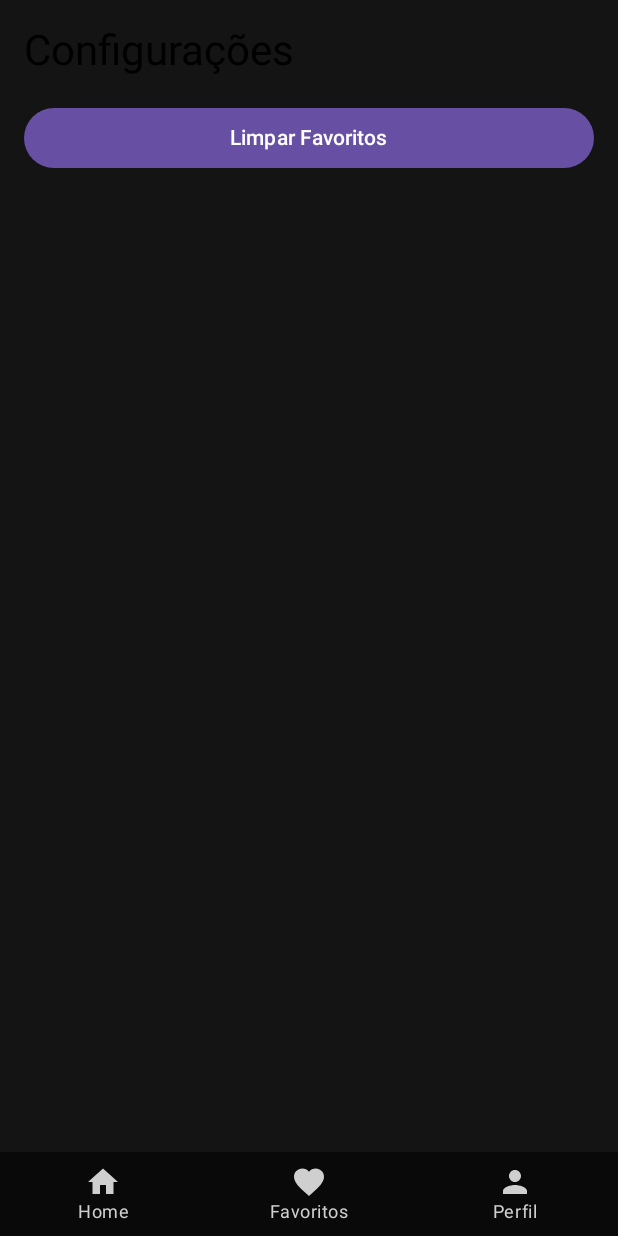
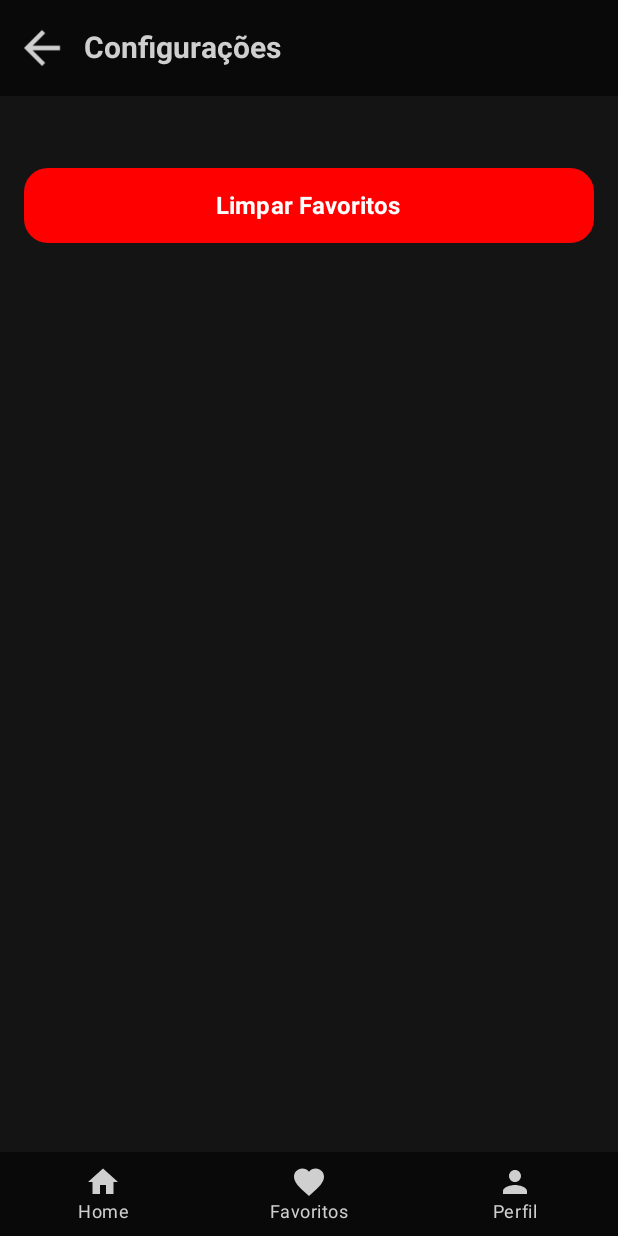
Before and after one commit to GustavoErick/PumpFit, an Android app built with Jetpack Compose: the ConfigScreen screen opened through its navigation route, on a phone screen of 412 x 824 dp. Run offline under Robolectric (Android 15) with nearby library versions, the phone set to English and light mode, and no system bars.

Commit message:
design tela de favoritos atualizado

```diff
--- a/app/src/main/java/com/example/pumpfit/ui/Menu.kt
+++ b/app/src/main/java/com/example/pumpfit/components/Menu.kt
@@ -1,4 +1,4 @@
-package com.example.pumpfit.ui
+package com.example.pumpfit.components
 
 import androidx.compose.foundation.layout.Box
 import androidx.compose.material.DropdownMenu
--- a/app/src/main/java/com/example/pumpfit/navigation/MainScreen.kt
+++ b/app/src/main/java/com/example/pumpfit/navigation/MainScreen.kt
@@ -121,16 +121,28 @@ fun MainScreen() {
                 )
             }
 
+//            composable("settings") {
+//                ConfigScreen(
+//                    onClearFavorites = {
+//                        favoriteExercises.clear()
+//                        coroutineScope.launch {
+//                            snackBarHostState.showSnackbar("Favoritos limpados com sucesso!")
+//                        }
+//                    },
+//                )
+//            }
             composable("settings") {
                 ConfigScreen(
+                    onBackClick = { navController.popBackStack() },
                     onClearFavorites = {
                         favoriteExercises.clear()
                         coroutineScope.launch {
                             snackBarHostState.showSnackbar("Favoritos limpados com sucesso!")
                         }
-                    },
+                    }
                 )
             }
+
         }
     }
 }
--- a/app/src/main/java/com/example/pumpfit/ui/screen/ConfigScreen.kt
+++ b/app/src/main/java/com/example/pumpfit/ui/screen/ConfigScreen.kt
@@ -1,46 +1,85 @@
 package com.example.pumpfit.ui.screen
 
 import androidx.compose.foundation.background
-import androidx.compose.foundation.layout.Column
-import androidx.compose.foundation.layout.Spacer
-import androidx.compose.foundation.layout.fillMaxSize
-import androidx.compose.foundation.layout.fillMaxWidth
-import androidx.compose.foundation.layout.height
-import androidx.compose.foundation.layout.padding
-import androidx.compose.material3.Button
-import androidx.compose.material3.MaterialTheme
-import androidx.compose.material3.Text
+import androidx.compose.foundation.layout.*
+import androidx.compose.foundation.shape.RoundedCornerShape
+import androidx.compose.material3.*
 import androidx.compose.runtime.Composable
+import androidx.compose.ui.Alignment
 import androidx.compose.ui.Modifier
 import androidx.compose.ui.graphics.Color
+import androidx.compose.ui.res.painterResource
+import androidx.compose.ui.text.font.FontWeight
+import androidx.compose.ui.tooling.preview.Preview
 import androidx.compose.ui.unit.dp
+import androidx.compose.ui.unit.sp
+import com.example.pumpfit.R
 
+
+@OptIn(ExperimentalMaterial3Api::class)
 @Composable
-fun ConfigScreen(onClearFavorites: () -> Unit) {
-    // basic configuration screen
+fun ConfigScreen(onBackClick: () -> Unit, onClearFavorites: () -> Unit) {
+    Scaffold(
+        topBar = {
+            TopAppBar(
+                title = {
+                    Text(
+                        text = "Configurações",
+                        color = Color(0xFFCFCFCF),
+                        fontSize = 20.sp,
+                        fontWeight = FontWeight.Bold
+                    )
+                },
+                navigationIcon = {
+                    IconButton(onClick = { onBackClick() }) {
+                        Icon(
+                            painter = painterResource(id = R.drawable.ic_back),
+                            contentDescription = "Voltar",
+                            tint = Color(0xFFCFCFCF)
+                        )
+                    }
+                },
+                colors = TopAppBarDefaults.topAppBarColors(
+                    containerColor = Color(0xFF090909),
+                    titleContentColor = Color(0xFFCFCFCF),
+                    navigationIconContentColor = Color(0xFFCFCFCF)
+                )
+            )
+
+        }
+    ) { innerPadding ->
         Column(
             modifier = Modifier
                 .fillMaxSize()
-            .background(Color(0xFF141414)) // Cor de fundo da tela
-            .padding(16.dp)
+                .background(Color(0xFF141414))
+                .padding(innerPadding)
+                .padding(16.dp),
+            horizontalAlignment = Alignment.CenterHorizontally
         ) {
-
-        Text(text = "Configurações", style = MaterialTheme.typography.headlineMedium)
-
-        Spacer(modifier = Modifier.height(16.dp))
+            Spacer(modifier = Modifier.height(32.dp))
 
             Button(
                 onClick = { onClearFavorites() },
-            modifier = Modifier.fillMaxWidth()
+                modifier = Modifier
+                    .fillMaxWidth()
+                    .height(50.dp),
+                colors = ButtonDefaults.buttonColors(
+                    containerColor = Color.Red,
+                    contentColor = Color.White
+                ),
+                shape = RoundedCornerShape(16.dp)
             ) {
-            Text(text = "Limpar Favoritos")
+                Text(text = "Limpar Favoritos", fontSize = 16.sp, fontWeight = FontWeight.Bold)
             }
-
+        }
     }
 }
 
-//@Preview(showBackground = true)
-//@Composable
-//fun ConfigScreenPreview() {
-//    ConfigScreen()
-//}
+@Preview(showBackground = true)
+@Composable
+fun ConfigScreenPreview() {
+    ConfigScreen(
+        onBackClick = { },
+        onClearFavorites = { }
+    )
+}
--- a/app/src/main/java/com/example/pumpfit/ui/screen/HomeScreen.kt
+++ b/app/src/main/java/com/example/pumpfit/ui/screen/HomeScreen.kt
@@ -25,7 +25,7 @@ import androidx.compose.ui.layout.ContentScale
 import androidx.compose.ui.unit.sp
 import androidx.navigation.NavController
 import com.example.pumpfit.model.MuscleGroup
-import com.example.pumpfit.ui.Menu
+import com.example.pumpfit.components.Menu
 
 @Composable
 fun HomeScreen(userId: String, navController: NavController, onMuscleGroupSelected: (String) -> Unit) {
```
Lines whose indentation alone changed are shown as unchanged.
